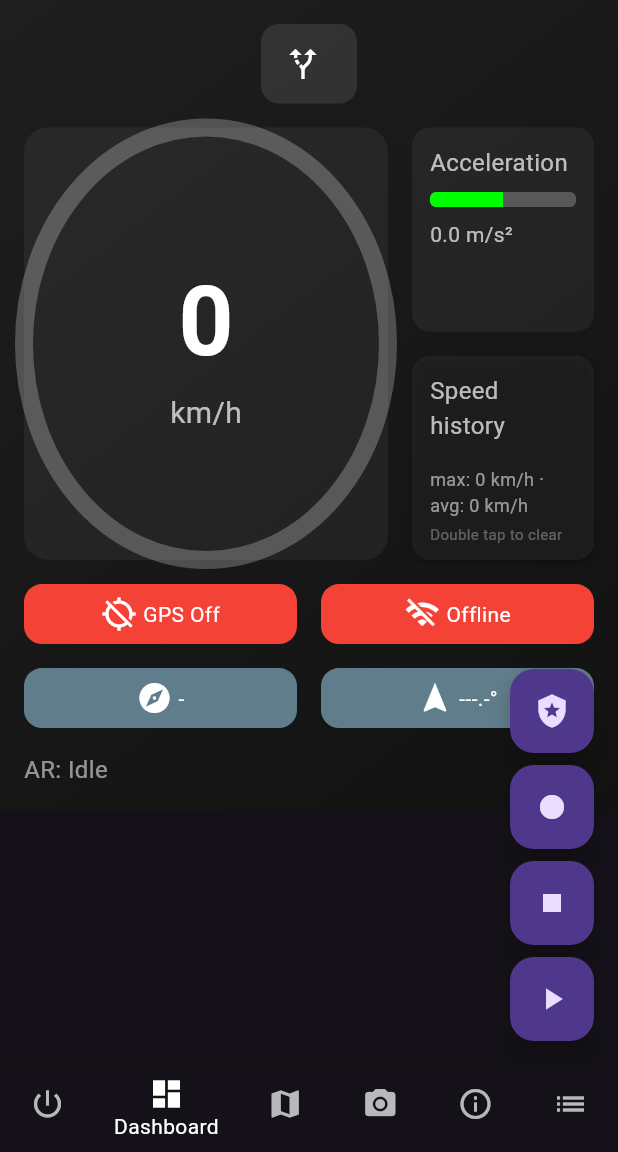
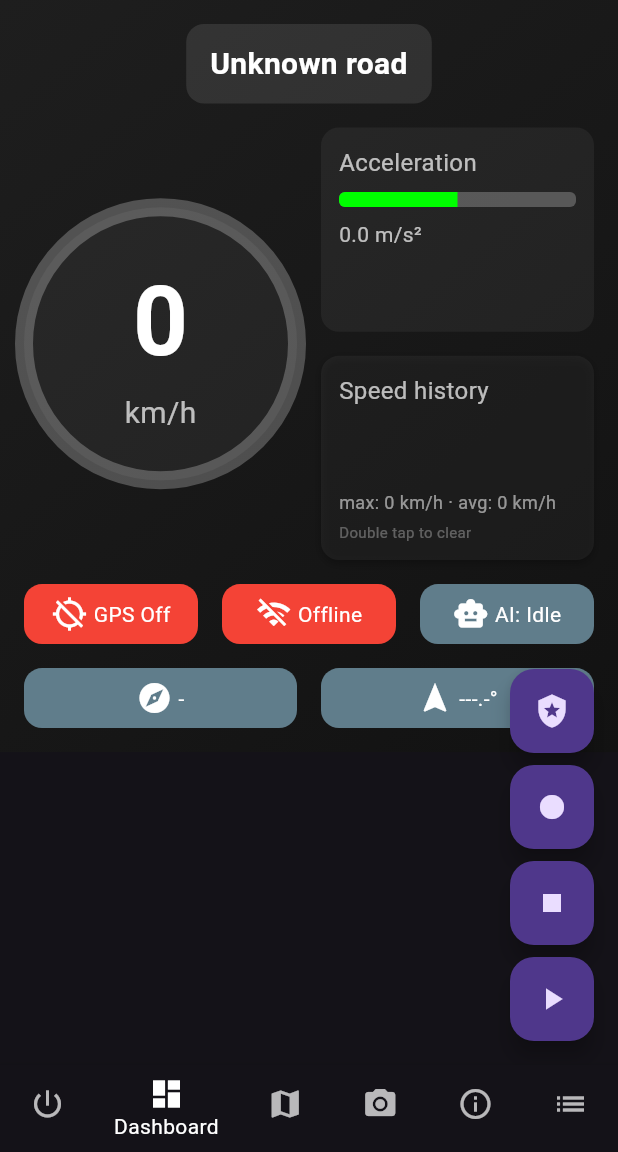
Before and after one commit to Reins981/Speedcamwarner_Dart, a Flutter app: the screen it shows after launch, item 2 of the bottom bar chosen, on a phone screen of 412 x 824 dp, the part 84-1236 px from its top. Run offline on Flutter 3.47's test engine with Material 3 defaults, Android fonts, the light colour scheme and no system bars; our stand-ins replace audioplayers, camera, flutter_map, flutter_tts, geolocator, googleapis_auth and 1 more; missing offline and left inert: dialog_flowtter, flutter_map_marker_popup, google_mlkit_commons, google_mlkit_face_detection, google_mlkit_object_detection, googleapis and 2 more.

Commit message:
Refine dashboard layout and speed visuals

```diff
--- a/lib/ui/dashboard.dart
+++ b/lib/ui/dashboard.dart
@@ -67,8 +67,8 @@ class _DashboardPageState extends State<DashboardPage> {
     _controller = widget.controller;
     if (_calculator != null) {
       _speed = _calculator!.currentSpeedNotifier.value;
-      _roadName = _calculator!.roadNameNotifier.value;
-      _overspeedDiff = _controller!.overspeedChecker.difference.value;
+      final initialRoad = _calculator!.roadNameNotifier.value;
+      _roadName = initialRoad.isEmpty ? 'Unknown road' : initialRoad;
       _speedCamWarning = _calculator!.speedCamNotifier.value;
       if (_speedCamWarning == 'FREEFLOW') {
         _clearCameraInfo();
@@ -78,12 +78,15 @@ class _DashboardPageState extends State<DashboardPage> {
         _cameraRoad = _calculator!.cameraRoadNotifier.value;
       }
       _maxSpeed = _calculator!.maxspeedNotifier.value;
+      _speed = _calculator!.currentSpeedNotifier.value;
+      _overspeedDiff =
+          (_maxSpeed != null && _speed > _maxSpeed!)
+              ? (_speed - _maxSpeed!).round()
+              : null;
       _gpsOn = _calculator!.gpsStatusNotifier.value;
       _online = _calculator!.onlineStatusNotifier.value;
       _calculator!.currentSpeedNotifier.addListener(_updateFromCalculator);
       _calculator!.roadNameNotifier.addListener(_updateFromCalculator);
-      _controller!.overspeedChecker.difference
-          .addListener(_updateFromCalculator);
       _calculator!.speedCamNotifier.addListener(_updateFromCalculator);
       _calculator!.speedCamDistanceNotifier.addListener(_updateFromCalculator);
       _calculator!.cameraRoadNotifier.addListener(_updateFromCalculator);
@@ -114,8 +117,13 @@ class _DashboardPageState extends State<DashboardPage> {
   void _updateFromCalculator() {
     setState(() {
       _speed = _calculator!.currentSpeedNotifier.value;
-      _roadName = _calculator!.roadNameNotifier.value;
-      _overspeedDiff = _controller!.overspeedChecker.difference.value;
+      final name = _calculator!.roadNameNotifier.value;
+      _roadName = name.isEmpty ? 'Unknown road' : name;
+      _maxSpeed = _calculator!.maxspeedNotifier.value;
+      _overspeedDiff =
+          (_maxSpeed != null && _speed > _maxSpeed!)
+              ? (_speed - _maxSpeed!).round()
+              : null;
       _speedCamWarning = _calculator!.speedCamNotifier.value;
       if (_speedCamWarning == 'FREEFLOW') {
         _clearCameraInfo();
@@ -124,7 +132,6 @@ class _DashboardPageState extends State<DashboardPage> {
         _speedCamDistance = _calculator!.speedCamDistanceNotifier.value;
         _cameraRoad = _calculator!.cameraRoadNotifier.value;
       }
-      _maxSpeed = _calculator!.maxspeedNotifier.value;
       _gpsOn = _calculator!.gpsStatusNotifier.value;
       _online = _calculator!.onlineStatusNotifier.value;
       _speedHistory.add(_speed);
@@ -216,8 +223,6 @@ class _DashboardPageState extends State<DashboardPage> {
     if (_calculator != null) {
       _calculator!.currentSpeedNotifier.removeListener(_updateFromCalculator);
       _calculator!.roadNameNotifier.removeListener(_updateFromCalculator);
-      _controller!.overspeedChecker.difference
-          .removeListener(_updateFromCalculator);
       _calculator!.speedCamNotifier.removeListener(_updateFromCalculator);
       _calculator!.speedCamDistanceNotifier
           .removeListener(_updateFromCalculator);
@@ -263,7 +268,7 @@ class _DashboardPageState extends State<DashboardPage> {
                 height: MediaQuery.of(context).size.height * 0.35,
                 child: Row(
                   children: [
-                    Expanded(flex: 2, child: _buildSpeedWidget()),
+                    Expanded(child: _buildSpeedWidget()),
                     const SizedBox(width: 16),
                     Expanded(
                       child: Column(
@@ -281,11 +286,6 @@ class _DashboardPageState extends State<DashboardPage> {
               _buildStatusRow(),
               const SizedBox(height: 16),
               _buildDirectionBearingRow(),
-              if (_arStatus.isNotEmpty) ...[
-                const SizedBox(height: 16),
-                Text('AR: $_arStatus',
-                    style: const TextStyle(color: Colors.white54, fontSize: 16)),
-              ],
             ],
           ),
         ),
@@ -384,12 +384,23 @@ class _DashboardPageState extends State<DashboardPage> {
   }
 
   Widget _buildStatusRow() {
-    return Row(
-      children: [
+    final children = <Widget>[
       Expanded(child: _buildGpsWidget()),
       const SizedBox(width: 16),
       Expanded(child: _buildInternetWidget()),
-      ],
+    ];
+    if (_arStatus.isNotEmpty) {
+      children.add(const SizedBox(width: 16));
+      children.add(Expanded(child: _buildAiWidget()));
+    }
+    return Row(children: children);
+  }
+
+  Widget _buildAiWidget() {
+    return _statusTile(
+      icon: Icons.smart_toy,
+      text: 'AI: $_arStatus',
+      color: Colors.blueGrey,
     );
   }
 
@@ -492,11 +503,15 @@ class _DashboardPageState extends State<DashboardPage> {
   }
 
   Widget _buildSpeedWidget() {
-    final speedRatio = (_speed / 200).clamp(0.0, 1.0);
-    return Container(
+    final max = _maxSpeed ?? 200;
+    final speedRatio = (_speed / max).clamp(0.0, 1.0);
+    return Center(
+      child: AspectRatio(
+        aspectRatio: 1,
+        child: Container(
           decoration: BoxDecoration(
             color: Colors.white.withOpacity(0.05),
-        borderRadius: BorderRadius.circular(16),
+            shape: BoxShape.circle,
           ),
           child: Stack(
             alignment: Alignment.center,
@@ -504,17 +519,22 @@ class _DashboardPageState extends State<DashboardPage> {
               TweenAnimationBuilder<double>(
                 tween: Tween(begin: 0, end: speedRatio),
                 duration: const Duration(milliseconds: 500),
-            builder: (context, value, child) => SizedBox(
+                builder: (context, value, child) {
+                  final hue = (1 - value) * 120;
+                  final ringColor =
+                      HSVColor.fromAHSV(1.0, hue, 1.0, 1.0).toColor();
+                  return SizedBox(
                     width: double.infinity,
                     height: double.infinity,
                     child: CircularProgressIndicator(
                       value: value,
                       strokeWidth: 12,
                       backgroundColor: Colors.white24,
-                valueColor: AlwaysStoppedAnimation<Color>(
-                    _overspeedDiff != null ? Colors.red : Colors.green),
+                      valueColor:
+                          AlwaysStoppedAnimation<Color>(ringColor),
                     ),
-            ),
+                  );
+                },
               ),
               Column(
                 mainAxisSize: MainAxisSize.min,
@@ -539,34 +559,25 @@ class _DashboardPageState extends State<DashboardPage> {
                 ),
             ],
           ),
+        ),
+      ),
     );
   }
 
   Widget _buildRoadNameWidget() {
+    final name = _roadName.isEmpty ? 'Unknown road' : _roadName;
     return Container(
       padding: const EdgeInsets.symmetric(horizontal: 16, vertical: 12),
       decoration: BoxDecoration(
         color: Colors.white.withOpacity(0.1),
         borderRadius: BorderRadius.circular(12),
       ),
-      child: Row(
-        mainAxisSize: MainAxisSize.min,
-        mainAxisAlignment: MainAxisAlignment.center,
-        children: [
-          const Icon(Icons.alt_route, color: Colors.white),
-          const SizedBox(width: 8),
-          Flexible(
       child: Text(
-              _roadName,
+        name,
         style: const TextStyle(
-                  color: Colors.white,
-                  fontSize: 20,
-                  fontWeight: FontWeight.w600),
+            color: Colors.white, fontSize: 20, fontWeight: FontWeight.w600),
         overflow: TextOverflow.ellipsis,
         textAlign: TextAlign.center,
-            ),
-          ),
-        ],
       ),
     );
   }
```
Lines whose indentation alone changed are shown as unchanged.
